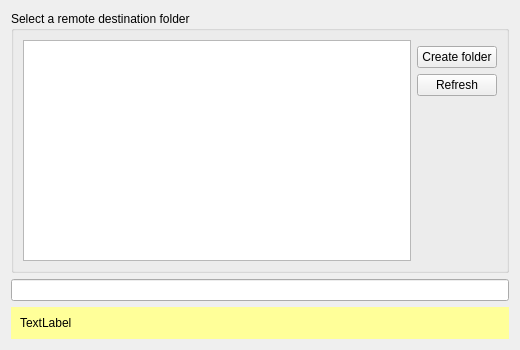
Qt form src/gui/folderwizardtargetpage.ui (nextmcloud/desktop) before a commit.
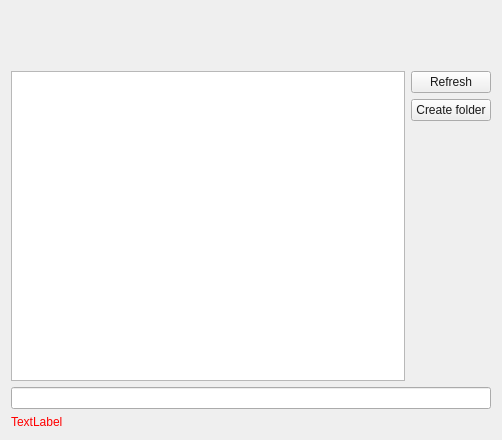
The same form after that commit.

```diff
--- a/src/gui/folderwizardtargetpage.ui
+++ b/src/gui/folderwizardtargetpage.ui
@@ -6,145 +6,102 @@
    <rect>
     <x>0</x>
     <y>0</y>
-    <width>520</width>
-    <height>350</height>
+    <width>502</width>
+    <height>440</height>
    </rect>
   </property>
   <property name="windowTitle">
    <string notr="true">Form</string>
   </property>
-  <layout class="QGridLayout" name="gridLayout_6">
-   <item row="1" column="0">
-    <widget class="QLineEdit" name="folderEntry"/>
+  <layout class="QVBoxLayout" name="verticalLayout_2">
+   <item>
+    <widget class="QLabel" name="subHeader">
+     <property name="styleSheet">
+      <string notr="true">font: 14px &quot;Segoe UI&quot;;
+color: #e20074</string>
+     </property>
+     <property name="text">
+      <string/>
+     </property>
+     <property name="wordWrap">
+      <bool>true</bool>
+     </property>
+    </widget>
    </item>
-   <item row="2" column="0">
-    <widget class="QFrame" name="warnFrame">
-     <property name="palette">
-      <palette>
-       <active>
-        <colorrole role="Base">
-         <brush brushstyle="SolidPattern">
-          <color alpha="255">
-           <red>255</red>
-           <green>255</green>
-           <blue>255</blue>
-          </color>
-         </brush>
-        </colorrole>
-        <colorrole role="Window">
-         <brush brushstyle="SolidPattern">
-          <color alpha="255">
-           <red>255</red>
-           <green>255</green>
-           <blue>153</blue>
-          </color>
-         </brush>
-        </colorrole>
-       </active>
-       <inactive>
-        <colorrole role="Base">
-         <brush brushstyle="SolidPattern">
-          <color alpha="255">
-           <red>255</red>
-           <green>255</green>
-           <blue>255</blue>
-          </color>
-         </brush>
-        </colorrole>
-        <colorrole role="Window">
-         <brush brushstyle="SolidPattern">
-          <color alpha="255">
-           <red>255</red>
-           <green>255</green>
-           <blue>153</blue>
-          </color>
-         </brush>
-        </colorrole>
-       </inactive>
-       <disabled>
-        <colorrole role="Base">
-         <brush brushstyle="SolidPattern">
-          <color alpha="255">
-           <red>255</red>
-           <green>255</green>
-           <blue>153</blue>
-          </color>
-         </brush>
-        </colorrole>
-        <colorrole role="Window">
-         <brush brushstyle="SolidPattern">
-          <color alpha="255">
-           <red>255</red>
-           <green>255</green>
-           <blue>153</blue>
-          </color>
-         </brush>
-        </colorrole>
-       </disabled>
-      </palette>
+   <item>
+    <widget class="QLabel" name="content">
+     <property name="styleSheet">
+      <string notr="true">font: 14px &quot;Segoe UI&quot;;
+color: #191919</string>
      </property>
-     <property name="autoFillBackground">
+     <property name="text">
+      <string/>
+     </property>
+     <property name="wordWrap">
       <bool>true</bool>
      </property>
-     <property name="frameShape">
-      <enum>QFrame::NoFrame</enum>
+    </widget>
+   </item>
+   <item>
+    <widget class="QLabel" name="subContent">
+     <property name="styleSheet">
+      <string notr="true">font: 14px &quot;Segoe UI&quot;;
+color: #191919</string>
      </property>
-     <property name="frameShadow">
-      <enum>QFrame::Raised</enum>
+     <property name="text">
+      <string/>
      </property>
-     <layout class="QGridLayout" name="gridLayout_5">
-      <item row="0" column="0">
+     <property name="wordWrap">
+      <bool>true</bool>
+     </property>
+    </widget>
+   </item>
+   <item>
        <layout class="QHBoxLayout" name="horizontalLayout">
         <item>
-         <widget class="QLabel" name="warnLabel">
-          <property name="autoFillBackground">
+      <widget class="QTreeWidget" name="folderTreeWidget">
+       <property name="styleSheet">
+        <string notr="true">font: 14px &quot;Segoe UI&quot;;
+color: #191919</string>
+       </property>
+       <property name="sortingEnabled">
            <bool>true</bool>
           </property>
-          <property name="frameShape">
-           <enum>QFrame::NoFrame</enum>
-          </property>
-          <property name="frameShadow">
-           <enum>QFrame::Plain</enum>
-          </property>
+       <property name="headerHidden">
+        <bool>true</bool>
+       </property>
+       <column>
           <property name="text">
-           <string notr="true">TextLabel</string>
-          </property>
-          <property name="textFormat">
-           <enum>Qt::RichText</enum>
-          </property>
-          <property name="wordWrap">
-           <bool>true</bool>
-          </property>
-          <property name="margin">
-           <number>3</number>
-          </property>
-         </widget>
-        </item>
-       </layout>
-      </item>
-     </layout>
-    </widget>
-   </item>
-   <item row="0" column="0">
-    <widget class="QGroupBox" name="groupBox">
-     <property name="title">
-      <string>Select a remote destination folder</string>
-     </property>
-     <property name="flat">
-      <bool>true</bool>
-     </property>
-     <property name="checkable">
-      <bool>false</bool>
-     </property>
-     <layout class="QGridLayout" name="gridLayout">
-      <item row="1" column="1">
+         <string>Folders</string>
+        </property>
+       </column>
+      </widget>
+     </item>
+     <item>
+      <layout class="QVBoxLayout" name="verticalLayout">
+       <item>
+        <widget class="QPushButton" name="refreshButton">
+         <property name="styleSheet">
+          <string notr="true">font: 14px &quot;Segoe UI&quot;;
+color: #191919</string>
+         </property>
+         <property name="text">
+          <string>Refresh</string>
+         </property>
+        </widget>
+       </item>
+       <item>
        <widget class="QPushButton" name="addFolderButton">
+         <property name="styleSheet">
+          <string notr="true">font: 14px &quot;Segoe UI&quot;;
+color: #191919</string>
+         </property>
         <property name="text">
          <string>Create folder</string>
         </property>
        </widget>
       </item>
-      <item row="3" column="1">
+       <item>
        <spacer name="verticalSpacer_2">
         <property name="orientation">
          <enum>Qt::Vertical</enum>
@@ -157,29 +114,45 @@
         </property>
        </spacer>
       </item>
-      <item row="2" column="1">
-       <widget class="QPushButton" name="refreshButton">
-        <property name="text">
-         <string>Refresh</string>
+      </layout>
+     </item>
+    </layout>
+   </item>
+   <item>
+    <widget class="QLineEdit" name="folderEntry">
+     <property name="styleSheet">
+      <string notr="true">font: 14px &quot;Segoe UI&quot;;
+color: #191919;</string>
         </property>
        </widget>
       </item>
-      <item row="0" column="0" rowspan="4">
-       <widget class="QTreeWidget" name="folderTreeWidget">
-        <property name="sortingEnabled">
-         <bool>true</bool>
-        </property>
-        <property name="headerHidden">
-         <bool>true</bool>
-        </property>
-        <column>
+   <item>
+    <widget class="QLabel" name="warnLabel">
+     <property name="autoFillBackground">
+      <bool>false</bool>
+     </property>
+     <property name="styleSheet">
+      <string notr="true">font: 14px &quot;Segoe UI&quot;;
+color: red</string>
+     </property>
+     <property name="frameShape">
+      <enum>QFrame::NoFrame</enum>
+     </property>
+     <property name="frameShadow">
+      <enum>QFrame::Plain</enum>
+     </property>
          <property name="text">
-          <string>Folders</string>
-         </property>
-        </column>
-       </widget>
-      </item>
-     </layout>
+      <string notr="true">TextLabel</string>
+     </property>
+     <property name="textFormat">
+      <enum>Qt::RichText</enum>
+     </property>
+     <property name="wordWrap">
+      <bool>true</bool>
+     </property>
+     <property name="margin">
+      <number>3</number>
+     </property>
     </widget>
    </item>
   </layout>
```
Lines whose indentation alone changed are shown as unchanged.
